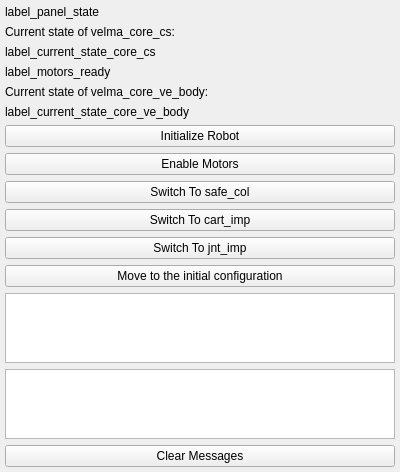
Before: the Qt Designer form rqt_velma/resource/VelmaControlPanelWidget.ui in RCPRG-ros-pkg/velma_system, drawn with Qt 5.
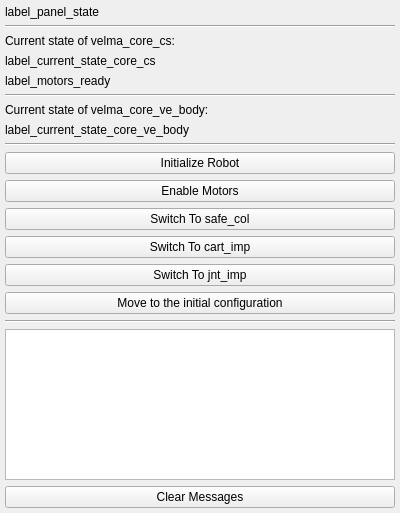
After: the same form once the commit is applied.

Commit message: better gui for velma

```diff
--- a/rqt_velma/resource/VelmaControlPanelWidget.ui
+++ b/rqt_velma/resource/VelmaControlPanelWidget.ui
@@ -7,7 +7,7 @@
     <x>0</x>
     <y>0</y>
     <width>400</width>
-    <height>443</height>
+    <height>513</height>
    </rect>
   </property>
   <property name="windowTitle">
@@ -49,6 +49,13 @@
          </property>
         </widget>
        </item>
+       <item>
+        <widget class="Line" name="line">
+         <property name="orientation">
+          <enum>Qt::Horizontal</enum>
+         </property>
+        </widget>
+       </item>
        <item>
         <widget class="QLabel" name="label1">
          <property name="text">
@@ -70,6 +77,13 @@
          </property>
         </widget>
        </item>
+       <item>
+        <widget class="Line" name="line_2">
+         <property name="orientation">
+          <enum>Qt::Horizontal</enum>
+         </property>
+        </widget>
+       </item>
        <item>
         <widget class="QLabel" name="label2">
          <property name="text">
@@ -84,6 +98,13 @@
          </property>
         </widget>
        </item>
+       <item>
+        <widget class="Line" name="line_3">
+         <property name="orientation">
+          <enum>Qt::Horizontal</enum>
+         </property>
+        </widget>
+       </item>
        <item>
         <widget class="QPushButton" name="button_initialize_robot">
          <property name="text">
@@ -126,16 +147,16 @@
          </property>
         </widget>
        </item>
+       <item>
+        <widget class="Line" name="line_4">
+         <property name="orientation">
+          <enum>Qt::Horizontal</enum>
+         </property>
+        </widget>
+       </item>
        <item>
         <widget class="QListView" name="list_messages"/>
        </item>
-       <item>
-        <widget class="QPlainTextEdit" name="text_messages2">
-         <property name="readOnly">
-          <bool>true</bool>
-         </property>
-        </widget>
-       </item>
        <item>
         <widget class="QPushButton" name="button_clear_messages">
          <property name="text">
```
The commit also changes 1 other file.
